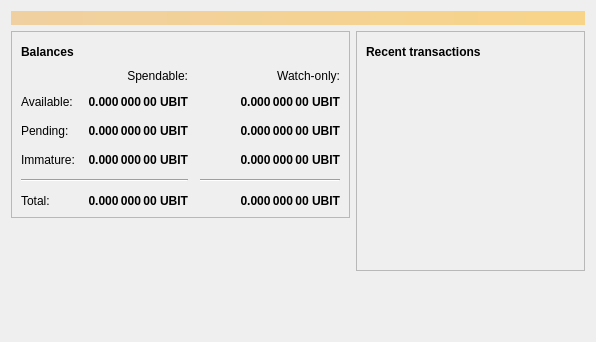
Before: the Qt Designer form src/qt/forms/overviewpage.ui in utabit/bitcoin, drawn with Qt 5.
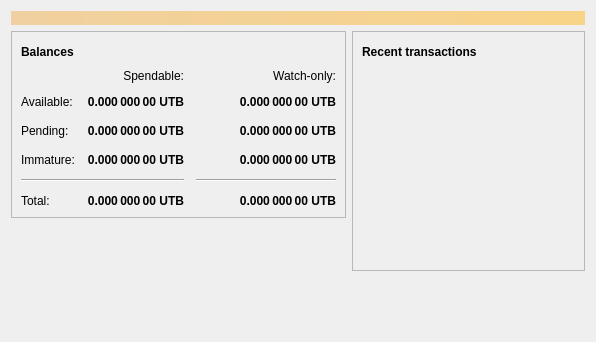
After: the same form once the commit is applied. Icons and pictures are not drawn.

Patch:
```diff
--- a/src/qt/forms/overviewpage.ui
+++ b/src/qt/forms/overviewpage.ui
@@ -126,7 +126,7 @@
                <string>Unconfirmed transactions to watch-only addresses</string>
               </property>
               <property name="text">
-               <string notr="true">0.000 000 00 UBIT</string>
+               <string notr="true">0.000 000 00 UTB</string>
               </property>
               <property name="alignment">
                <set>Qt::AlignRight|Qt::AlignTrailing|Qt::AlignVCenter</set>
@@ -151,7 +151,7 @@
                <string>Total of transactions that have yet to be confirmed, and do not yet count toward the spendable balance</string>
               </property>
               <property name="text">
-               <string notr="true">0.000 000 00 UBIT</string>
+               <string notr="true">0.000 000 00 UTB</string>
               </property>
               <property name="alignment">
                <set>Qt::AlignRight|Qt::AlignTrailing|Qt::AlignVCenter</set>
@@ -176,7 +176,7 @@
                <string>Mined balance in watch-only addresses that has not yet matured</string>
               </property>
               <property name="text">
-               <string notr="true">0.000 000 00 UBIT</string>
+               <string notr="true">0.000 000 00 UTB</string>
               </property>
               <property name="alignment">
                <set>Qt::AlignRight|Qt::AlignTrailing|Qt::AlignVCenter</set>
@@ -234,7 +234,7 @@
                <string>Mined balance that has not yet matured</string>
               </property>
               <property name="text">
-               <string notr="true">0.000 000 00 UBIT</string>
+               <string notr="true">0.000 000 00 UTB</string>
               </property>
               <property name="alignment">
                <set>Qt::AlignRight|Qt::AlignTrailing|Qt::AlignVCenter</set>
@@ -279,7 +279,7 @@
                <string>Your current total balance</string>
               </property>
               <property name="text">
-               <string notr="true">0.000 000 00 UBIT</string>
+               <string notr="true">0.000 000 00 UTB</string>
               </property>
               <property name="alignment">
                <set>Qt::AlignRight|Qt::AlignTrailing|Qt::AlignVCenter</set>
@@ -304,7 +304,7 @@
                <string>Current total balance in watch-only addresses</string>
               </property>
               <property name="text">
-               <string notr="true">0.000 000 00 UBIT</string>
+               <string notr="true">0.000 000 00 UTB</string>
               </property>
               <property name="alignment">
                <set>Qt::AlignRight|Qt::AlignTrailing|Qt::AlignVCenter</set>
@@ -346,7 +346,7 @@
                <string>Your current spendable balance</string>
               </property>
               <property name="text">
-               <string notr="true">0.000 000 00 UBIT</string>
+               <string notr="true">0.000 000 00 UTB</string>
               </property>
               <property name="alignment">
                <set>Qt::AlignRight|Qt::AlignTrailing|Qt::AlignVCenter</set>
@@ -371,7 +371,7 @@
                <string>Your current balance in watch-only addresses</string>
               </property>
               <property name="text">
-               <string notr="true">0.000 000 00 UBIT</string>
+               <string notr="true">0.000 000 00 UTB</string>
               </property>
               <property name="alignment">
                <set>Qt::AlignRight|Qt::AlignTrailing|Qt::AlignVCenter</set>
```
